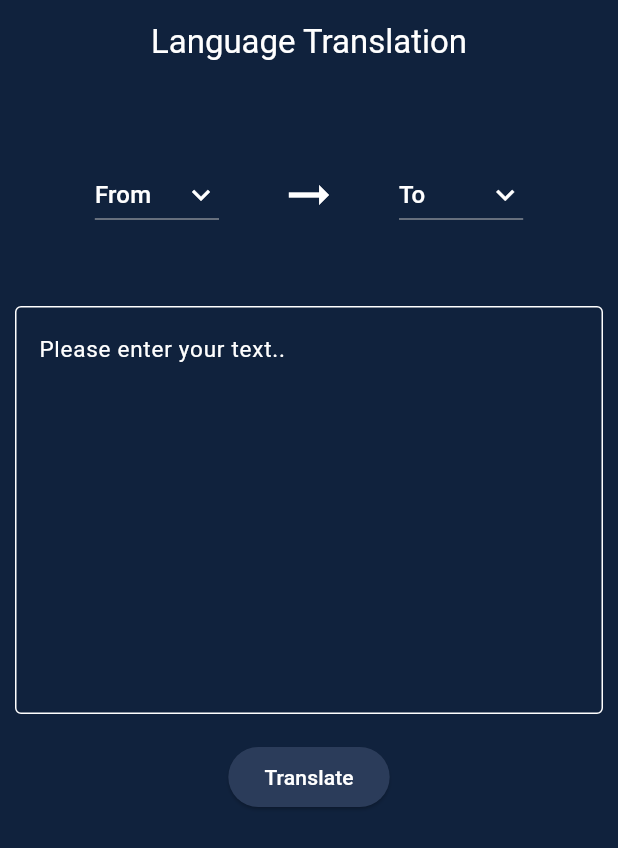
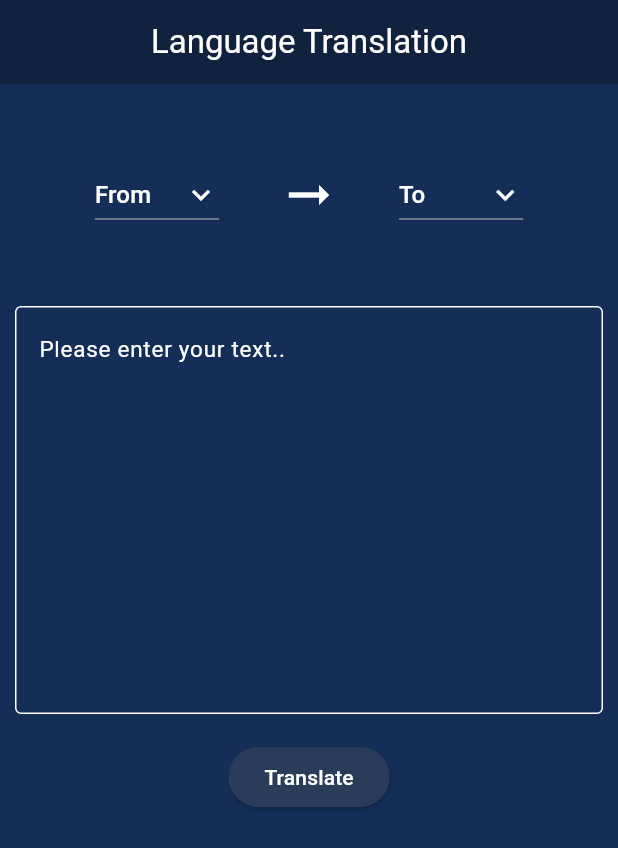
Before and after one commit to ShahwaizZahid/Language_Translator, a Flutter app: the screen it shows after launch, after a tap on "Translate", on a phone screen of 412 x 824 dp. Shown: the top 848 px of the screen. Run offline on Flutter 3.47's test engine with Material 3 defaults, Android fonts, the phone set to English and light mode, and no system bars; missing offline and left inert: translator.

Commit message:
fix: fix bugs

```diff
--- a/lib/Language_Translation.dart
+++ b/lib/Language_Translation.dart
@@ -1,70 +1,79 @@
-import 'package:flutter/cupertino.dart';
 import 'package:flutter/material.dart';
 import 'package:translator/translator.dart';
 
-class MyLanguageTranslationPage extends StatefulWidget{
+class MyLanguageTranslationPage extends StatefulWidget {
   const MyLanguageTranslationPage({super.key});
   @override
-  State<MyLanguageTranslationPage> createState() => _MyLanguageTranslationPageState();
+  State<MyLanguageTranslationPage> createState() =>
+      _MyLanguageTranslationPageState();
 }
 
 class _MyLanguageTranslationPageState extends State<MyLanguageTranslationPage> {
-  var languages = ["Hindi", "English", "Arabic","Chinese","Urdu","Spanish","French","Russian"];
+  var languages = [
+    "Hindi",
+    "English",
+    "Arabic",
+    "Chinese",
+    "Urdu",
+    "Spanish",
+    "French",
+    "Russian"
+  ];
   var originalLanguage = "From";
   var destinationLanguage = "To";
   var output = "";
 
   TextEditingController languageController = TextEditingController();
 
-
-  void translate(String src , String dest , String input) async{
+  void translate(String src, String dest, String input) async {
     GoogleTranslator translator = new GoogleTranslator();
     var translation = await translator.translate(input, from: src, to: dest);
     setState(() {
       output = translation.text;
     });
 
-if(src == '--' || dest == '--'){
-  output= "fail to translate";
+    if (src == '--' || dest == '--') {
+      output = "fail to translate";
     }
   }
 
-  String getLanguageCode (String language){
-    if(language == "English"){
+  String getLanguageCode(String language) {
+    if (language == "English") {
       return "en";
-    }else if(language == "Hindi"){
+    } else if (language == "Hindi") {
       return "hi";
-    }else if(language == "Arabic"){
+    } else if (language == "Arabic") {
       return "ar";
-    }else if(language == "Chinese") {
+    } else if (language == "Chinese") {
       return "zh-cn";
-    }else if (language == "Urdu") {
+    } else if (language == "Urdu") {
       return "ur"; // Urdu language code
-    }else if (language == "Spanish") {
+    } else if (language == "Spanish") {
       return "es"; // Urdu language code
-    }else if (language == "French") {
+    } else if (language == "French") {
       return "fr"; // Urdu language code
-    }else if (language == "Russian") {
+    } else if (language == "Russian") {
       return "ru"; // Urdu language code
-    }else{
+    } else {
       return "--";
     }
   }
+
   @override
   Widget build(BuildContext context) {
     return Scaffold(
-    backgroundColor: Color(0xff10223d),
+      backgroundColor: const Color(0xff142e57),
       appBar: AppBar(
-      title: Text("Language Translation" ),
+        title: const Text("Language Translation"),
         centerTitle: true,
-      backgroundColor: Color(0xff10223d),
+        backgroundColor: const Color(0xff10223d),
         foregroundColor: Colors.white,
       ),
       body: SingleChildScrollView(
         child: Column(
           mainAxisAlignment: MainAxisAlignment.center,
           children: [
-          SizedBox(height: 50),
+            const SizedBox(height: 50),
             Row(
               mainAxisAlignment: MainAxisAlignment.center,
               children: [
@@ -72,58 +81,53 @@ if(src == '--' || dest == '--'){
                   focusColor: Colors.white,
                   iconDisabledColor: Colors.white,
                   iconEnabledColor: Colors.white,
-              hint: Text(originalLanguage, style: TextStyle(color: Colors.white),),
+                  hint: Text(
+                    originalLanguage,
+                    style: const TextStyle(color: Colors.white),
+                  ),
                   dropdownColor: Colors.white,
-              icon: Icon(Icons.keyboard_arrow_down),
-              items: languages.map((String value){
+                  icon: const Icon(Icons.keyboard_arrow_down),
+                  items: languages.map((String value) {
                     return DropdownMenuItem<String>(
-                  child: Text(value),
-                    value: value
-                );
-
+                        value: value, child: Text(value));
                   }).toList(),
-
                   onChanged: (String? newValue) {
                     setState(() {
                       originalLanguage = newValue!; // Update the selected value
                     });
                   },
                 ),
-
-              SizedBox(width: 40),
-
-              Icon(Icons.arrow_right_alt_outlined  , color: Colors.white, size: 40,),
-
-              SizedBox(width: 40),
-
-
+                const SizedBox(width: 40),
+                const Icon(
+                  Icons.arrow_right_alt_outlined,
+                  color: Colors.white,
+                  size: 40,
+                ),
+                const SizedBox(width: 40),
                 DropdownButton(
                   focusColor: Colors.white,
                   iconDisabledColor: Colors.white,
                   iconEnabledColor: Colors.white,
-                hint: Text(destinationLanguage, style: TextStyle(color: Colors.white),),
+                  hint: Text(
+                    destinationLanguage,
+                    style: const TextStyle(color: Colors.white),
+                  ),
                   dropdownColor: Colors.white,
-                icon: Icon(Icons.keyboard_arrow_down),
-                items: languages.map((String value){
+                  icon: const Icon(Icons.keyboard_arrow_down),
+                  items: languages.map((String value) {
                     return DropdownMenuItem<String>(
-                      child: Text(value),
-                      value: value
-                  );
-
+                        value: value, child: Text(value));
                   }).toList(),
-
                   onChanged: (String? newValue) {
                     setState(() {
-                    destinationLanguage= newValue!; // Update the selected value
+                      destinationLanguage =
+                          newValue!; // Update the selected value
                     });
                   },
                 ),
-
-
               ],
             ),
-          SizedBox(height: 40),
-
+            const SizedBox(height: 40),
             Padding(
               padding: const EdgeInsets.all(10.0),
               child: TextFormField(
@@ -131,23 +135,16 @@ if(src == '--' || dest == '--'){
                 maxLines: 10,
                 cursorColor: Colors.white,
                 autofocus: false,
-              style: TextStyle(color: Colors.white),
-              decoration: InputDecoration(
+                style: const TextStyle(color: Colors.white),
+                decoration: const InputDecoration(
                   labelText: "Please enter your text..",
-                labelStyle: TextStyle(fontSize: 15 , color: Colors.white),
+                  labelStyle: TextStyle(fontSize: 15, color: Colors.white),
                   border: OutlineInputBorder(
-                  borderSide: BorderSide(
-                    width: 1,
-                    color: Colors.white
-                  )
+                      borderSide: BorderSide(width: 1, color: Colors.white)),
+                  enabledBorder: OutlineInputBorder(
+                    borderSide: BorderSide(width: 1, color: Colors.white),
                   ),
-                  enabledBorder: OutlineInputBorder(
-                      borderSide: BorderSide(
-                          width: 1,
-                          color: Colors.white
-                      ),
-                  ),
-                errorStyle: TextStyle(color: Colors.red , fontSize: 15),
+                  errorStyle: TextStyle(color: Colors.red, fontSize: 15),
                   alignLabelWithHint: true,
                 ),
                 validator: (value) {
@@ -158,22 +155,33 @@ if(src == '--' || dest == '--'){
                 },
               ),
             ),
-
             Padding(
               padding: const EdgeInsets.all(8.0),
               child: ElevatedButton(
                   style: ElevatedButton.styleFrom(
-              backgroundColor: Color(0xff2b3c5a),
+                    backgroundColor: const Color(0xff2b3c5a),
                     foregroundColor: Colors.white,
                   ),
-                onPressed: (){
-translate(getLanguageCode(originalLanguage), getLanguageCode(destinationLanguage), languageController.text);
-            }, child: Text("Translate")),
+                  onPressed: () {
+                    translate(
+                        getLanguageCode(originalLanguage),
+                        getLanguageCode(destinationLanguage),
+                        languageController.text);
+                  },
+                  child: const Text("Translate")),
             ),
-          SizedBox(height: 20,),
+            const SizedBox(
+              height: 20,
+            ),
             Padding(
               padding: const EdgeInsets.all(15.0),
-            child: Text(output, style: TextStyle(color: Colors.white, fontWeight: FontWeight.bold, fontSize: 20),),
+              child: Text(
+                output,
+                style: const TextStyle(
+                    color: Colors.white,
+                    fontWeight: FontWeight.bold,
+                    fontSize: 20),
+              ),
             )
           ],
         ),
```
Lines whose indentation alone changed are shown as unchanged.
